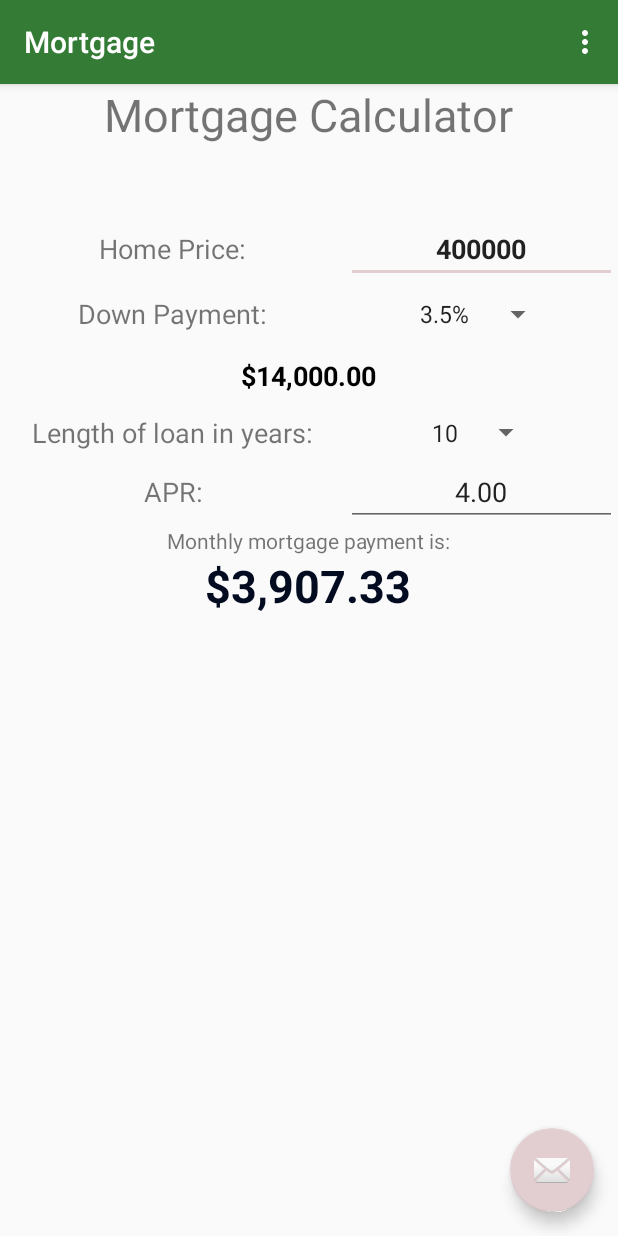
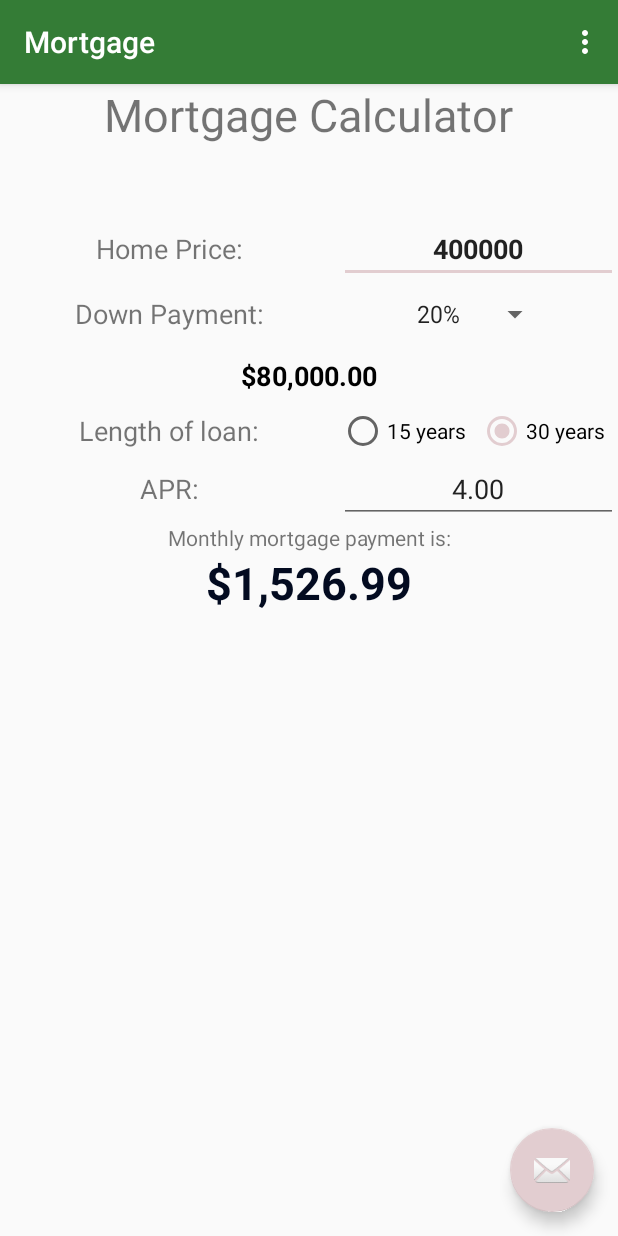
Before and after one commit to alex-snoralex/Mortgage, an Android app: the screen it shows after launch (MainActivity), on a phone screen of 412 x 824 dp. Run offline under Robolectric (Android 15) with nearby library versions, the phone set to English and light mode, and no system bars.

Commit message:
Made loan length a radio button group

```diff
--- a/app/src/main/java/com/example/mortgage/MainActivity.kt
+++ b/app/src/main/java/com/example/mortgage/MainActivity.kt
@@ -17,23 +17,23 @@ import java.math.RoundingMode
 class MainActivity : AppCompatActivity() {
 
     /**
-     * @TODO: Change Loan length to radio button select of 15 or 30 years
-     * @TODO: Make 30 year loan length default
-     * @TODO: Set default Downpayment to 20%
      * @TODO: Update color scheme
      * @TODO: Update Icons
      * @TODO: Add commas and $ to Home Price
      * @TODO: Remove 'Mortgage Calculator' text and add to heading
-     * @TODO: Do something with 'Settings'
+     * @TODO: lose focus on number input should work
      * @TODO: Plus button to add HOA, Mortgage insurance, Etc.
+     * @TODO: Add email messaging
+     * @TODO: Clean ALL warnings
      * @TODO: Fix landscape mode
-     * @TODO: Add email messaging
+     * @TODO: Do something with 'Settings' in heading
      */
 
     private var homePrice: EditText? = null
     private var downPaymentSpinner: Spinner? = null
     private var downPaymentAmount: TextView? = null
-    private var loanLengthSpinner: Spinner? = null
+    private var loanLengthRadioGroup: RadioGroup? = null
+    private var loanLength = 30
     private var apr: EditText? = null
     private var mortgageCalculation: TextView? = null
 
@@ -45,7 +45,7 @@ class MainActivity : AppCompatActivity() {
         homePrice = findViewById(R.id.homePrice)
         downPaymentSpinner = findViewById(R.id.downPaymentSpinner)
         downPaymentAmount = findViewById(R.id.downPaymentAmount)
-        loanLengthSpinner = findViewById(R.id.loanLengthSpinner)
+        loanLengthRadioGroup = findViewById(R.id.loanLengthRadioGroup)
         apr = findViewById(R.id.apr)
         mortgageCalculation = findViewById(R.id.mortgageCalculation)
 
@@ -58,11 +58,7 @@ class MainActivity : AppCompatActivity() {
         ArrayAdapter.createFromResource(this, R.array.downPaymentOptions, android.R.layout.simple_spinner_item).also { adapter ->
             adapter.setDropDownViewResource(android.R.layout.simple_spinner_dropdown_item) // Specify the layout to use when the list of choices appears
             downPaymentSpinner?.adapter = adapter // Apply the adapter to the spinner
-        }
-
-        ArrayAdapter.createFromResource(this, R.array.loanLengthSpinner, android.R.layout.simple_spinner_item).also { adapter ->
-            adapter.setDropDownViewResource(android.R.layout.simple_spinner_dropdown_item)
-            loanLengthSpinner?.adapter = adapter
+            downPaymentSpinner?.setSelection(adapter.getPosition("20%"))
         }
 
         homePrice?.addTextChangedListener( object : TextWatcher {
@@ -82,11 +78,12 @@ class MainActivity : AppCompatActivity() {
             }
         }
 
-        loanLengthSpinner?.onItemSelectedListener = object: AdapterView.OnItemSelectedListener {
-            override fun onNothingSelected(parent: AdapterView<*>?) {}
-            override fun onItemSelected(parent: AdapterView<*>?, view: View?, position: Int, id: Long) {
-                calculateMortgagePayment()
+        loanLengthRadioGroup?.setOnCheckedChangeListener { _, checkedId ->
+            loanLength = when (findViewById<RadioButton>(checkedId).tag.toString() == "15"){
+                true -> 15
+                false -> 30
             }
+            calculateMortgagePayment()
         }
 
         apr?.addTextChangedListener( object : TextWatcher {
@@ -110,14 +107,14 @@ class MainActivity : AppCompatActivity() {
         /** Formula =(B2-B8) * (D12*(1+D12)^(D11)) / (((1+D12)^D11)-1)
          * where D11 = total payments in months, D12 = APR in months
         */
-        if (!isAprValid()){
-            apr?.error = "Cannot have zero APR (Unfortunately)"
+        if (!isAprValid(apr?.text.toString())){
+            apr?.error = "Cannot have zero APR"
             return
         }
 
         val homePriceAValue = homePrice?.text.toString().toBigDecimal()
         val downPayment = getBigDecimal(downPaymentAmount?.text.toString())
-        val loanLengthInMonths = loanLengthSpinner?.selectedItem.toString().toInt()* 12
+        val loanLengthInMonths = loanLength * 12
         val aprInMonths = apr?.text.toString().toBigDecimal().divide(1200.toBigDecimal(), 5, RoundingMode.HALF_EVEN)
 
         val mortgagePayment = (homePriceAValue-downPayment) *
@@ -125,24 +122,6 @@ class MainActivity : AppCompatActivity() {
                 ((BigDecimal.ONE + aprInMonths).pow(loanLengthInMonths)- BigDecimal.ONE)
 
         mortgageCalculation?.text = setDollarFormat(mortgagePayment)
-    }
-
-    private fun isAprValid(): Boolean {
-        val aprValue = apr?.text.toString()
-        if (aprValue == "" || aprValue == "." ||
-            aprValue.toBigDecimal().compareTo(BigDecimal.ZERO) == 0)
-            return false
-
-        return true
-    }
-
-    private fun setDollarFormat(amount: BigDecimal): String {
-        return java.text.NumberFormat.getCurrencyInstance().format(amount)
-    }
-
-    private fun getBigDecimal(rawValue: String): BigDecimal{
-        return rawValue.replace("$", "")
-            .replace(",", "").replace("%","").toBigDecimal()
     }
 
     override fun onCreateOptionsMenu(menu: Menu): Boolean {
--- /dev/null
+++ b/app/src/main/java/com/example/mortgage/Utils.kt
@@ -0,0 +1,19 @@
+package com.example.mortgage
+
+import java.math.BigDecimal
+
+internal fun isAprValid(aprValue: String): Boolean {
+    if (aprValue == "" || aprValue == "." ||
+        aprValue.toBigDecimal().compareTo(BigDecimal.ZERO) == 0)
+        return false
+    return true
+}
+
+internal fun setDollarFormat(amount: BigDecimal): String {
+    return java.text.NumberFormat.getCurrencyInstance().format(amount)
+}
+
+internal fun getBigDecimal(rawValue: String): BigDecimal {
+    return rawValue.replace("$", "")
+        .replace(",", "").replace("%","").toBigDecimal()
+}
--- a/app/src/main/res/layout/content_main.xml
+++ b/app/src/main/res/layout/content_main.xml
@@ -122,12 +122,29 @@
                 android:text="@string/loanLengthLabel"
                 android:textSize="18sp" />
 
-            <Spinner
-                android:id="@+id/loanLengthSpinner"
-                android:layout_width="126dp"
-                android:layout_height="34dp"
-                android:layout_gravity="center"
-                android:spinnerMode="dropdown" />
+            <RadioGroup
+                android:id="@+id/loanLengthRadioGroup"
+                android:layout_width="wrap_content"
+                android:layout_height="wrap_content"
+                android:orientation="horizontal">
+
+                <RadioButton
+                    android:id="@+id/radio15Button"
+                    android:tag="15"
+                    android:layout_width="5dp"
+                    android:layout_weight="1"
+                    android:layout_height="wrap_content"
+                    android:text="@string/radio15Button" />
+
+                <RadioButton
+                    android:id="@+id/radio30Button"
+                    android:tag="30"
+                    android:layout_width="5dp"
+                    android:layout_height="wrap_content"
+                    android:layout_weight="1"
+                    android:checked="true"
+                    android:text="@string/radio30Button" />
+            </RadioGroup>
         </TableRow>
 
         <TableRow
@@ -180,9 +197,9 @@
 
             <TextView
                 android:id="@+id/mortgageCalculation"
-                android:layout_span="2"
                 android:layout_width="148dp"
                 android:layout_height="wrap_content"
+                android:layout_span="2"
                 android:gravity="center"
                 android:text="@string/mortgageCalculation"
                 android:textColor="#030B20"
@@ -191,6 +208,10 @@
 
         </TableRow>
 
+        <TableRow
+            android:layout_width="match_parent"
+            android:layout_height="match_parent" />
+
     </TableLayout>
 
 </androidx.constraintlayout.widget.ConstraintLayout>
--- a/app/src/main/res/values/strings.xml
+++ b/app/src/main/res/values/strings.xml
@@ -13,14 +13,9 @@
     <string name="downPaymentAmount">NA</string>
 
     // Length of Loan
-    <string name="loanLengthLabel">Length of loan in years:</string>
-    <string-array name="loanLengthSpinner">
-        <item>10</item>
-        <item>15</item>
-        <item>20</item>
-        <item>25</item>
-        <item>30</item>
-    </string-array>
+    <string name="loanLengthLabel">Length of loan:</string>
+    <string name="radio15Button">15 years</string>
+    <string name="radio30Button">30 years</string>
 
     // APR
     <string name="aprLabel">APR:</string>
```
